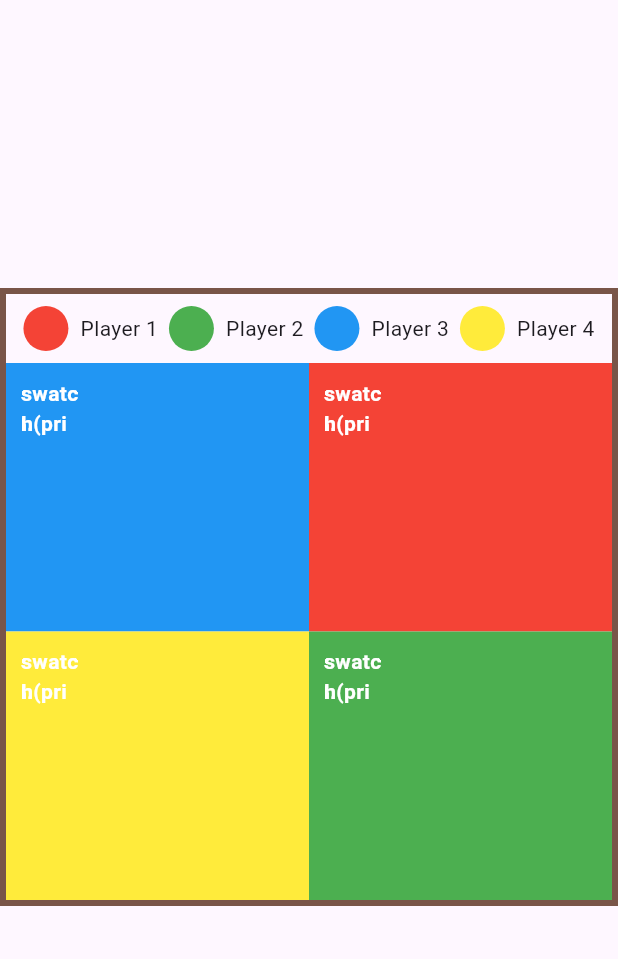
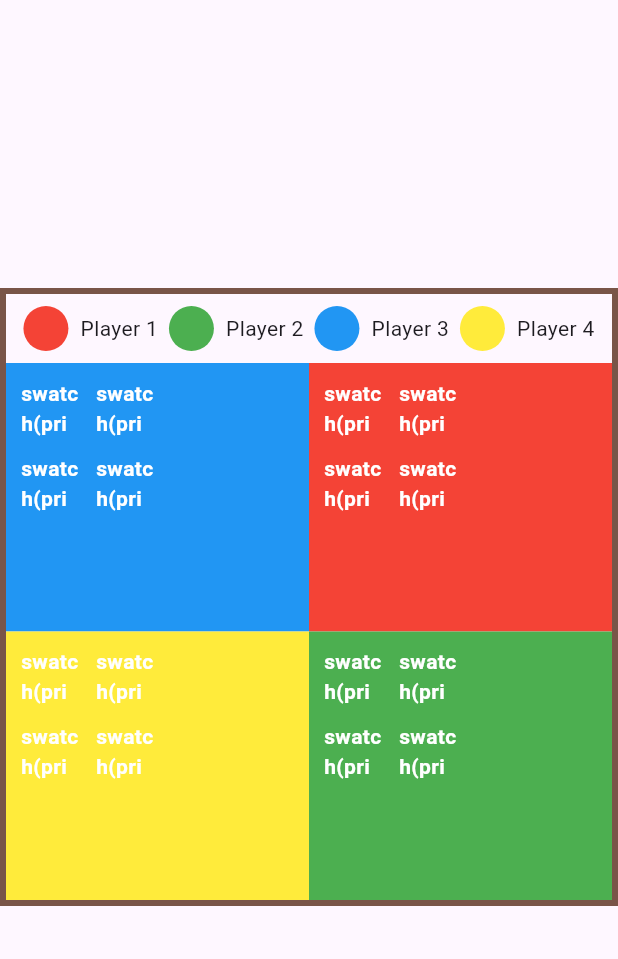
Before and after one commit to sharhan016/dream_ludo, a Flutter app: the screen it shows after launch, after a tap on "Start Game", on a phone screen of 412 x 824 dp, the part 63-1022 px from its top. Run offline on Flutter 3.47's test engine with Material 3 defaults, Android fonts, the phone set to English and light mode, and no system bars; our stand-ins replace get.

Commit message:
board widget update

```diff
--- a/lib/widgets/board_widget.dart
+++ b/lib/widgets/board_widget.dart
@@ -31,19 +31,19 @@ class BoardWidget extends StatelessWidget {
                   );
                 }
               ),
-              Expanded(
+              const Expanded(
                 child: Stack(
                   children: [
-                    const Column(
+                     Column(
                       children: [
                         Expanded(
                           child: Row(
                             children: [
                               Expanded(
-                                child: Quadrant(color: Colors.blue),
+                                child: Quadrant(color: Colors.blue, index: 0,),
                               ),
                               Expanded(
-                                child: Quadrant(color: Colors.red),
+                                child: Quadrant(color: Colors.red, index: 1),
                               ),
                             ],
                           ),
@@ -52,10 +52,10 @@ class BoardWidget extends StatelessWidget {
                           child: Row(
                             children: [
                               Expanded(
-                                child: Quadrant(color: Colors.yellow),
+                                child: Quadrant(color: Colors.yellow, index: 2),
                               ),
                               Expanded(
-                                child: Quadrant(color: Colors.green),
+                                child: Quadrant(color: Colors.green, index: 3),
                               ),
                             ],
                           ),
@@ -126,7 +126,9 @@ class CenterTriangles extends StatelessWidget {
 
 class Quadrant extends StatelessWidget {
   final Color color;
-  const Quadrant({Key? key, required this.color}) : super(key: key);
+  final int index;
+  const Quadrant({Key? key, required this.color, required this.index})
+      : super(key: key);
 
   @override
   Widget build(BuildContext context) {
@@ -136,21 +138,29 @@ class Quadrant extends StatelessWidget {
       color: color,
       child: Stack(
         children: [
-          Center(
-            child: Container(
-              width: MediaQuery.of(context).size.width / 5,
-              height: MediaQuery.of(context).size.width / 5,
-              decoration: BoxDecoration(
-                shape: BoxShape.circle,
-                color: color.withOpacity(0.5),
-              ),
-            ),
-          ),
-          ...gameController.board.players.expand((player) => player.tokens.map((token) {
+          ...gameController.board.players.expand((player) =>
+              player.tokens.asMap().entries.map((entry) {
+                final int tokenIndex = entry.key;
+                final token = entry.value;
               if (token.color == color) {
+                double left = 0;
+                double top = 0;
+                if (tokenIndex == 0) {
+                  left = 10;
+                  top = 10;
+                } else if (tokenIndex == 1) {
+                  left = 60;
+                  top = 10;
+                } else if (tokenIndex == 2) {
+                  left = 10;
+                  top = 60;
+                } else if (tokenIndex == 3) {
+                  left = 60;
+                  top = 60;
+                }
                 return Positioned(
-                  left: 10,
-                  top: 10,
+                  left: left,
+                  top: top,
                   child: TokenWidget(token: token,),
                 );
               } else {
```
